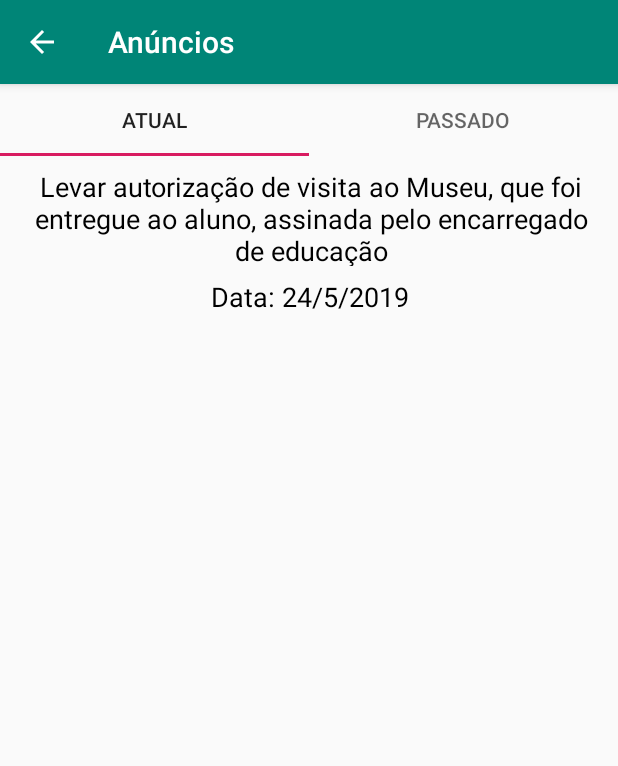
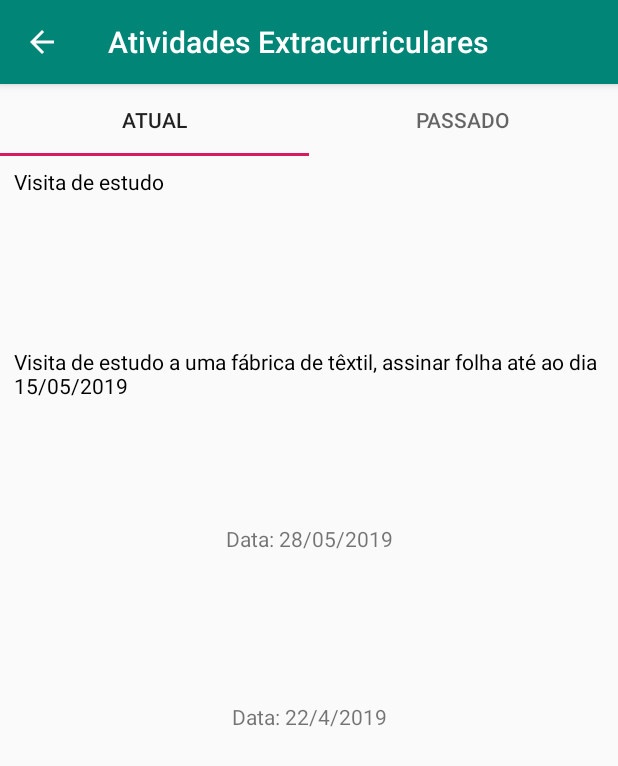
Before and after one commit to jcoelh0/IHC-AEEB, an Android app: the AtividadesExtracur_Add screen opened directly, with no data from a screen before it, after a tap on "certo", on a phone screen of 412 x 824 dp. Shown: the top 766 px of the screen. Run offline under Robolectric (Android 15) with nearby library versions, the phone set to English and light mode, and no system bars.

Commit message:
update activity ativExtraCurriculares

```diff
--- a/app/src/main/java/com/example/myapplication/Anuncios.java
+++ b/app/src/main/java/com/example/myapplication/Anuncios.java
@@ -9,9 +9,8 @@ import android.view.MenuItem;
 import android.view.View;
 import android.widget.CompoundButton;
 import android.widget.TextView;
-import java.util.Date;
+import java.lang.Object;
 
-import java.util.ArrayList;
 
 public class Anuncios extends AppCompatActivity {
 
@@ -28,26 +27,24 @@ public class Anuncios extends AppCompatActivity {
         TextView dataAnuncio1 = (TextView) findViewById(R.id.textView5);
         TextView anuncio2 = (TextView) findViewById(R.id.textView6);
         TextView dataAnuncio2 = (TextView) findViewById(R.id.textView7);
-        TextView anuncio3 = (TextView) findViewById(R.id.textView8);
+        //TextView anuncio3 = (TextView) findViewById(R.id.textView8);
         TextView dataAnuncio3 = (TextView) findViewById(R.id.textView9);
         TextView anuncio4 = (TextView) findViewById(R.id.textView10);
         TextView dataAnuncio4 = (TextView) findViewById(R.id.textView11);
 
         anuncio1.setText("Levar autorização de visita ao Museu, que foi entregue ao aluno, assinada pelo encarregado de educação");
-        dataAnuncio1.setText("Data: 24/5/2019");
+        dataAnuncio1.setText("Data: 28/5/2019");
 
         anuncio2.setText(strNovoAnuncio);
         dataAnuncio2.setText(dataNovoAnuncio);
 
- /*
+/*
         TabLayout tabLayout = (TabLayout) findViewById(R.id.tabLayout);
         // verifica qual tab esta selecionada
-        tabLayout.addOnTabSelectedListener(new TabLayout.OnTabSelectedListener() {
-            @Override
-            public void onTabSelected(TabLayout.Tab tab) {
-                // while selecting the tab
-            }
-        });
+        TabLayout.TabLayoutOnPageChangeListener(TabLayout tabLayout) {
+            //TextView anuncio3 = (TextView) findViewById(R.id.textView8);
+            //anuncio3.setText(tabLayout.getSelectedTabPosition());
+        }
 
         if(!(tabLayout.getSelectedTabPosition()==0)){
             anuncio1.setVisibility(View.INVISIBLE);
--- a/app/src/main/java/com/example/myapplication/AtividadesExtracur.java
+++ b/app/src/main/java/com/example/myapplication/AtividadesExtracur.java
@@ -5,17 +5,26 @@ import android.os.Bundle;
 import android.support.v7.app.AppCompatActivity;
 import android.view.Menu;
 import android.view.MenuItem;
+import android.widget.TextView;
 
 public class AtividadesExtracur extends AppCompatActivity {
 
-    String strNovaAtiv = Anuncios_Add.getStrNovoAnuncio();
-    String dataNovaAtiv = Anuncios_Add.getDataNovoAnuncio();
+    String tituloNovaAtiv = AtividadesExtracur_Add.getTituloNovaAtiv();
+    String descNovaAtiv = AtividadesExtracur_Add.getDescNovaAtiv();
+    String dataNovaAtiv = AtividadesExtracur_Add.getDataNovaAtiv();
 
     @Override
     protected void onCreate(Bundle savedInstanceState) {
         super.onCreate(savedInstanceState);
         setContentView(R.layout.activity_atividades_extracur);
 
+        TextView tituloAtiv2 = (TextView) findViewById(R.id.textView18);
+        TextView descAtiv2 = (TextView) findViewById(R.id.textView19);
+        TextView dataAtiv2 = (TextView) findViewById(R.id.textView20);
+
+        tituloAtiv2.setText(tituloNovaAtiv);
+        descAtiv2.setText(descNovaAtiv);
+        dataAtiv2.setText(dataNovaAtiv);
 
     }
 
--- a/app/src/main/java/com/example/myapplication/AtividadesExtracur_Add.java
+++ b/app/src/main/java/com/example/myapplication/AtividadesExtracur_Add.java
@@ -16,14 +16,19 @@ import java.io.UnsupportedEncodingException;
 
 public class AtividadesExtracur_Add extends AppCompatActivity {
 
-    private static String strNovaAtiv = new String();
+    private static String tituloNovaAtiv = new String();
+    private static String descNovaAtiv = new String();
     private static String dataNovaAtiv = new String();
 
-    public static String getStrNovoAnuncio(){
-        return strNovaAtiv;
+    public static String getTituloNovaAtiv(){
+        return tituloNovaAtiv;
     }
 
-    public static String getDataNovoAnuncio(){
+    public static String getDescNovaAtiv(){
+        return descNovaAtiv;
+    }
+
+    public static String getDataNovaAtiv(){
         return dataNovaAtiv;
     }
 
@@ -45,19 +50,22 @@ public class AtividadesExtracur_Add extends AppCompatActivity {
 
     @Override
     public boolean onOptionsItemSelected(MenuItem item) {
+        TextInputLayout tituloAtiv = (TextInputLayout) findViewById(R.id.textInputLayout1);
         TextInputLayout descAtiv = (TextInputLayout) findViewById(R.id.textInputLayout2);
         DatePicker dataAtiv = (DatePicker) findViewById(R.id.datePicker1);
 
         if(item.getItemId()==R.id.novo_anuncio){
-            strNovaAtiv = descAtiv.getEditText().getText().toString();
+
+            tituloNovaAtiv = tituloAtiv.getEditText().getText().toString();
+            descNovaAtiv = descAtiv.getEditText().getText().toString();
             dataNovaAtiv = "Data: "+ dataAtiv.getDayOfMonth()+"/"+ dataAtiv.getMonth()+"/"+dataAtiv.getYear();
         } else {
-            strNovaAtiv = "";
+            tituloNovaAtiv = "";
             dataNovaAtiv= "";
         }
 
-        Intent anuncios = new Intent(getApplicationContext(), Anuncios.class);
-        startActivity(anuncios);
+        Intent atividadesExtracur = new Intent(getApplicationContext(), AtividadesExtracur.class);
+        startActivity(atividadesExtracur);
         return true;
     }
 }
--- a/app/src/main/res/layout/activity_anuncios.xml
+++ b/app/src/main/res/layout/activity_anuncios.xml
@@ -14,7 +14,7 @@
         android:layout_marginTop="40dp"
         android:layout_marginEnd="8dp"
         android:text="@string/anuncio1"
-        android:textAlignment="center"
+        android:textAlignment="textStart"
         android:textColor="#000000"
         android:textSize="18sp"
         app:layout_constraintEnd_toEndOf="@+id/textView5"
@@ -31,7 +31,7 @@
         android:layout_marginEnd="8dp"
         android:text="@string/dataAnuncio1"
         android:textAlignment="center"
-        android:textColor="#000000"
+        android:textColor="#757575"
         android:textSize="18sp"
         app:layout_constraintEnd_toEndOf="parent"
         app:layout_constraintHorizontal_bias="0.466"
@@ -46,7 +46,7 @@
         android:layout_marginTop="40dp"
         android:layout_marginEnd="8dp"
         android:text="@string/anuncio1"
-        android:textAlignment="center"
+        android:textAlignment="textStart"
         android:textColor="#000000"
         android:textSize="18sp"
         app:layout_constraintEnd_toEndOf="@+id/textView5"
@@ -62,7 +62,7 @@
         android:layout_marginEnd="8dp"
         android:text="@string/dataAnuncio1"
         android:textAlignment="center"
-        android:textColor="#000000"
+        android:textColor="#757575"
         android:textSize="18sp"
         app:layout_constraintEnd_toEndOf="parent"
         app:layout_constraintHorizontal_bias="0.466"
@@ -78,7 +78,7 @@
         android:layout_marginEnd="8dp"
         android:text="@string/dataAnuncio1"
         android:textAlignment="center"
-        android:textColor="#000000"
+        android:textColor="#757575"
         android:textSize="18sp"
         app:layout_constraintEnd_toEndOf="parent"
         app:layout_constraintHorizontal_bias="0.466"
@@ -93,7 +93,7 @@
         android:layout_marginTop="40dp"
         android:layout_marginEnd="8dp"
         android:text="@string/anuncio1"
-        android:textAlignment="center"
+        android:textAlignment="textStart"
         android:textColor="#000000"
         android:textSize="18sp"
         app:layout_constraintEnd_toEndOf="@+id/textView5"
@@ -131,7 +131,7 @@
         android:layout_marginTop="8dp"
         android:layout_marginEnd="8dp"
         android:text="@string/anuncio1"
-        android:textAlignment="center"
+        android:textAlignment="textStart"
         android:textColor="#000000"
         android:textSize="18sp"
         app:layout_constraintEnd_toEndOf="@+id/textView5"
@@ -148,7 +148,7 @@
         android:layout_marginEnd="8dp"
         android:text="@string/dataAnuncio1"
         android:textAlignment="center"
-        android:textColor="#000000"
+        android:textColor="#757575"
         android:textSize="18sp"
         app:layout_constraintEnd_toEndOf="parent"
         app:layout_constraintHorizontal_bias="0.533"
--- a/app/src/main/res/layout/activity_atividades_extracur.xml
+++ b/app/src/main/res/layout/activity_atividades_extracur.xml
@@ -42,6 +42,19 @@
         app:layout_constraintTop_toBottomOf="@+id/tabLayout" />
 
     <TextView
+        android:id="@+id/textView18"
+        android:layout_width="285dp"
+        android:layout_height="36dp"
+        android:layout_marginStart="8dp"
+        android:layout_marginTop="24dp"
+        android:text="@string/tituloAtiv"
+        android:textColor="@android:color/black"
+        android:textSize="14sp"
+        android:visibility="visible"
+        app:layout_constraintStart_toStartOf="parent"
+        app:layout_constraintTop_toBottomOf="@+id/textView7" />
+
+    <TextView
         android:id="@+id/textView3"
         android:layout_width="0dp"
         android:layout_height="0dp"
@@ -56,14 +69,41 @@
         app:layout_constraintTop_toBottomOf="@+id/textView" />
 
     <TextView
+        android:id="@+id/textView19"
+        android:layout_width="379dp"
+        android:layout_height="33dp"
+        android:layout_marginStart="9dp"
+        android:layout_marginTop="4dp"
+        android:layout_marginEnd="8dp"
+        android:text="@string/descAtiv"
+        android:textColor="@android:color/black"
+        app:layout_constraintEnd_toEndOf="parent"
+        app:layout_constraintHorizontal_bias="0.0"
+        app:layout_constraintStart_toStartOf="parent"
+        app:layout_constraintTop_toBottomOf="@+id/textView18" />
+
+    <TextView
         android:id="@+id/textView7"
         android:layout_width="wrap_content"
         android:layout_height="wrap_content"
         android:layout_marginBottom="455dp"
-        android:text="Data: 21/05/2019"
+        android:text="@string/data_21_05_2019"
         app:layout_constraintBottom_toBottomOf="parent"
         app:layout_constraintEnd_toEndOf="parent"
         app:layout_constraintStart_toStartOf="parent"
         app:layout_constraintTop_toBottomOf="@+id/textView3" />
 
+    <TextView
+        android:id="@+id/textView20"
+        android:layout_width="wrap_content"
+        android:layout_height="wrap_content"
+        android:layout_marginStart="8dp"
+        android:layout_marginEnd="8dp"
+        android:layout_marginBottom="335dp"
+        android:text="@string/dataAtiv"
+        app:layout_constraintBottom_toBottomOf="parent"
+        app:layout_constraintEnd_toEndOf="parent"
+        app:layout_constraintStart_toStartOf="parent"
+        app:layout_constraintTop_toBottomOf="@+id/textView19" />
+
 </android.support.constraint.ConstraintLayout>
--- a/app/src/main/res/values/strings.xml
+++ b/app/src/main/res/values/strings.xml
@@ -41,4 +41,8 @@
     <string name="EstudoMeio">Estudo do meio - 09:00/11:00</string>
     <string name="anuncio1"></string>
     <string name="dataAnuncio1"></string>
+    <string name="data_21_05_2019">Data: 28/05/2019</string>
+    <string name="tituloAtiv">textView</string>
+    <string name="descAtiv">textView</string>
+    <string name="dataAtiv">Data: 21/05/2019</string>
 </resources>
```
